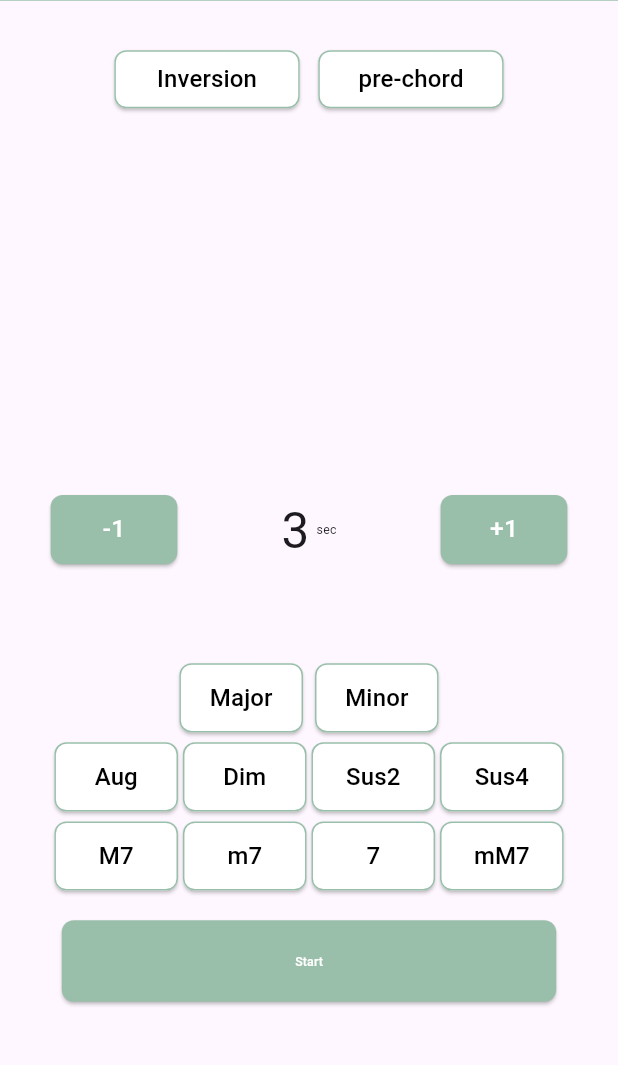
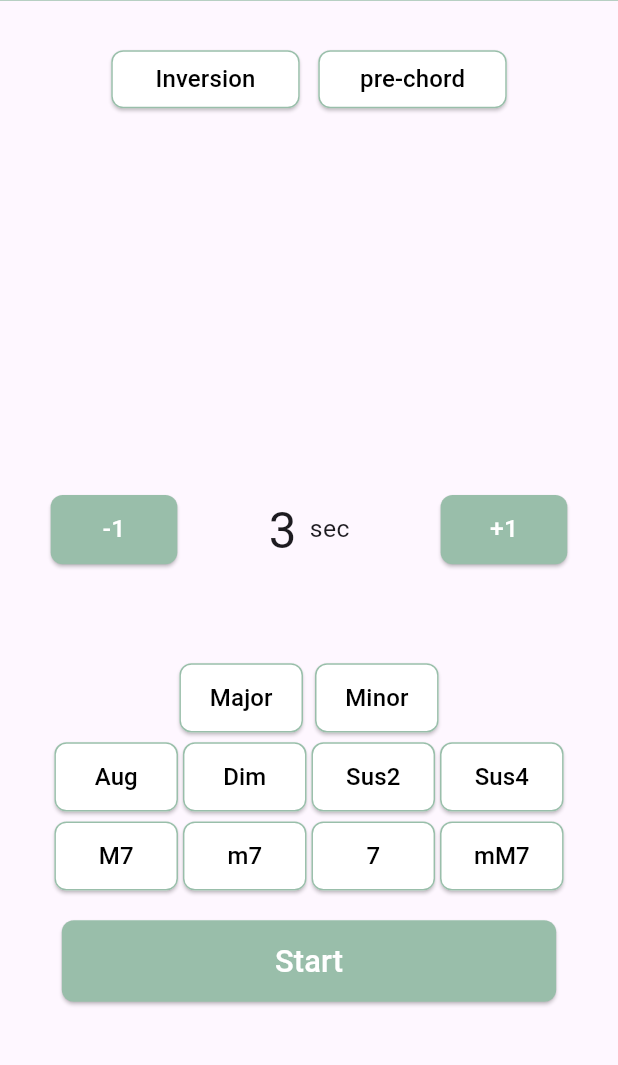
Before and after one commit to ChordPracticeApp/FE, a Flutter app: the screen it shows after launch, after a tap on "-1", on a phone screen of 412 x 824 dp, the part 92-1157 px from its top. Run offline on Flutter 3.47's test engine with Material 3 defaults, Android fonts, the phone set to English and light mode, and no system bars; our stand-ins replace flutter_screenutil; Roboto replaces fonts that are missing (NotoSans).

Commit message:
split은 나중에, 일단 이게 최종, 플레이스토어에 올려보자

```diff
--- a/lib/button_styles.dart
+++ b/lib/button_styles.dart
@@ -41,7 +41,7 @@ class ButtonStyles {
           borderRadius: BorderRadius.circular(8.0),
           side: BorderSide(color: Color(0xff99BEAA)),
         ),
-        fixedSize: Size(screenSize.width * 0.300, screenSize.height * 0.047),
+        fixedSize: Size(screenSize.width * 0.305, screenSize.height * 0.047),
         backgroundColor: Color(0xffFFFFFF),
       );
     } else {
--- a/lib/main.dart
+++ b/lib/main.dart
@@ -267,7 +267,7 @@ class _RandomChordScreenState extends State<RandomChordScreen> {
 
             //inversion, pre-chord 버튼
             SizedBox(
-              width: screenSize.width * 0.636,
+              width: screenSize.width * 0.650,
               height: screenSize.height * 0.047,
               child: Row(
                 mainAxisAlignment: MainAxisAlignment.center,
@@ -369,7 +369,7 @@ class _RandomChordScreenState extends State<RandomChordScreen> {
                         ),
                         Text(
                           '  sec',
-                          style: TextStyle(fontSize: screenSize.width * 0.02),
+                          style: TextStyle(fontSize: screenSize.width * 0.04),
                         ),
                       ],
                     ),
@@ -525,7 +525,7 @@ class _RandomChordScreenState extends State<RandomChordScreen> {
                 },
                 child: Text(
                   GbuttonText,
-                  style: TextStyle(fontSize: screenSize.width * 0.02, color: Colors.white),
+                  style: TextStyle(fontSize: screenSize.width * 0.05, color: Colors.white),
                 ),
                 style: ButtonStyles.StartStopButton(GbuttonText, screenSize)
             ),
```
